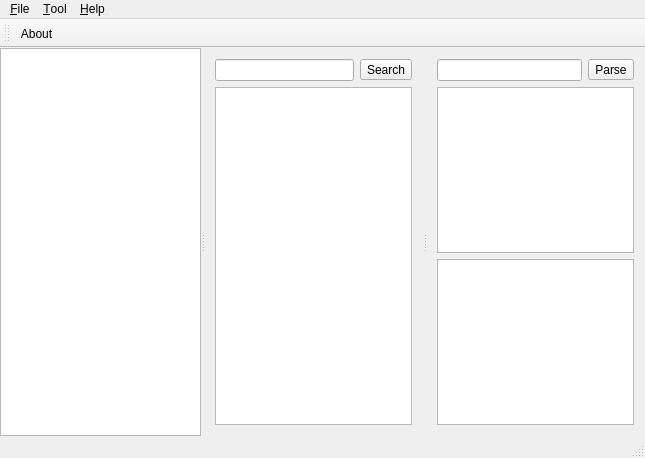
Old version of the form src/mainwindow.ui in the repository missdeer/imchenwen.
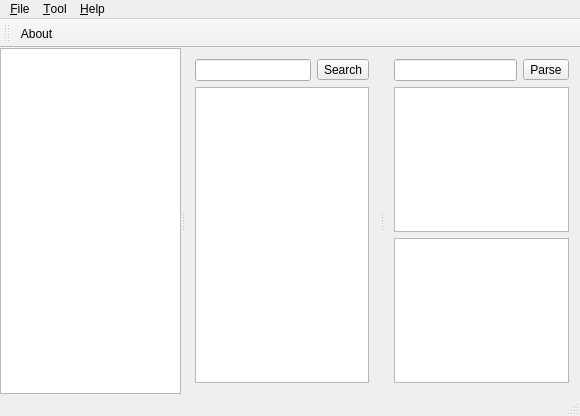
New version of the form. Icons and pictures are not drawn.

What changed in the file:
```diff
--- a/src/mainwindow.ui
+++ b/src/mainwindow.ui
@@ -6,8 +6,8 @@
    <rect>
     <x>0</x>
     <y>0</y>
-    <width>645</width>
-    <height>458</height>
+    <width>580</width>
+    <height>416</height>
    </rect>
   </property>
   <property name="windowTitle">
@@ -42,7 +42,14 @@
       <property name="handleWidth">
        <number>3</number>
       </property>
-      <widget class="QTreeView" name="navigatorTreeView"/>
+      <widget class="QTreeView" name="navigatorTreeView">
+       <property name="sizePolicy">
+        <sizepolicy hsizetype="Expanding" vsizetype="Expanding">
+         <horstretch>0</horstretch>
+         <verstretch>0</verstretch>
+        </sizepolicy>
+       </property>
+      </widget>
       <widget class="QWidget" name="resourceVerticalLayoutWidget">
        <layout class="QVBoxLayout" name="resourceVerticalLayout">
         <item>
@@ -75,7 +82,14 @@
          </layout>
         </item>
         <item>
-      <widget class="QTableView" name="resourceListView"/>
+         <widget class="QTableView" name="resourceListView">
+          <property name="sizePolicy">
+           <sizepolicy hsizetype="Expanding" vsizetype="Expanding">
+            <horstretch>0</horstretch>
+            <verstretch>0</verstretch>
+           </sizepolicy>
+          </property>
+         </widget>
         </item>
        </layout>
       </widget>
@@ -127,7 +141,7 @@
     <rect>
      <x>0</x>
      <y>0</y>
-     <width>645</width>
+     <width>580</width>
      <height>21</height>
     </rect>
    </property>
```
Left out of the diff: 3 changed lines with no effect on the pictures.
